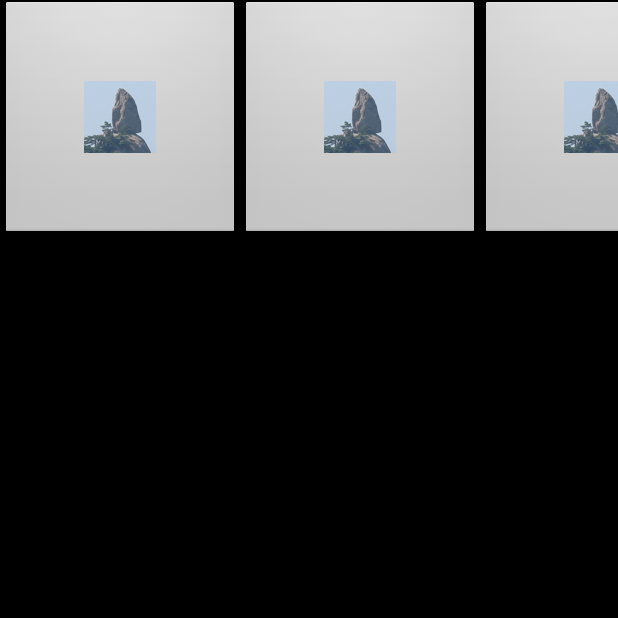
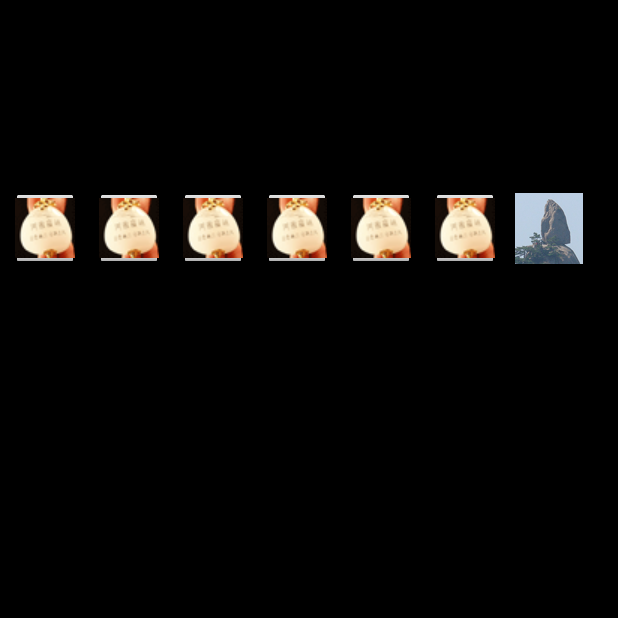
Before and after one commit to atleast/laststone, an Android app: the screen it shows after launch (StartupActivity), on a phone screen of 412 x 824 dp, the top half of it. Run offline under Robolectric (Android 15) with nearby library versions, the phone set to English and light mode, and no system bars.

Commit message:
Add stones and remove them

```diff
--- a/LastStone/src/main/AndroidManifest.xml
+++ b/LastStone/src/main/AndroidManifest.xml
@@ -14,7 +14,7 @@
 
         <!--App entrance: Main-->
         <activity
-            android:name="com.atleast.laststone.StartupActivity"
+            android:name=".StartupActivity"
             android:configChanges="orientation|keyboardHidden|screenSize"
             android:label="@string/app_name"
             android:theme="@android:style/Theme.NoTitleBar.Fullscreen" >
--- a/LastStone/src/main/java/com/atleast/laststone/StartupActivity.java
+++ b/LastStone/src/main/java/com/atleast/laststone/StartupActivity.java
@@ -3,14 +3,24 @@ package com.atleast.laststone;
 import android.app.ActionBar;
 import android.app.Activity;
 import android.graphics.Color;
+import android.media.Image;
 import android.os.Bundle;
 import android.util.DisplayMetrics;
 import android.view.View;
+import android.widget.Button;
 import android.widget.ImageButton;
 import android.widget.LinearLayout;
 import android.widget.TextView;
 
+import java.util.ArrayList;
+import java.util.List;
+
 public class StartupActivity extends Activity {
+
+    public  LinearLayout viewLinearLayout;
+    public List<ImageButton> stones;
+    public int stoneStatus[];
+    public int removedNum;
 
     @Override
     protected void onCreate(Bundle savedInstanceState) {
@@ -53,19 +63,17 @@ public class StartupActivity extends Activity {
 //        }
 
         //Creating layouts in code
-        LinearLayout.LayoutParams lp = new LinearLayout.LayoutParams(LinearLayout.LayoutParams.MATCH_PARENT, LinearLayout.LayoutParams.MATCH_PARENT);
-        LinearLayout.LayoutParams lp1 = new LinearLayout.LayoutParams(200, 300);
-        LinearLayout.LayoutParams textViewLP = new LinearLayout.LayoutParams(LinearLayout.LayoutParams.MATCH_PARENT, LinearLayout.LayoutParams.WRAP_CONTENT);
-        LinearLayout.LayoutParams textViewLP1 = new LinearLayout.LayoutParams(240, 240);
+        //New LinearLayoutParams for container view and subviews
+        LinearLayout.LayoutParams viewLinearLayoutParams = new LinearLayout.LayoutParams(LinearLayout.LayoutParams.MATCH_PARENT, LinearLayout.LayoutParams.MATCH_PARENT);
+        LinearLayout.LayoutParams buttonLinearLayoutParams = new LinearLayout.LayoutParams(getFitWidth(120),getFitHeight(120));
+        buttonLinearLayoutParams.setMargins(getFitWidth(20),getFitHeight(300),getFitWidth(10),getFitHeight(30));
+/*
+        //Create subview TextView
+        TextView myTextView = new TextView(this);
+        myTextView.setBackgroundColor(Color.blue(255));
+        myTextView.setText("Hello, I am created in code^_^");
 
-        LinearLayout ll = new LinearLayout(this);
-        ll.setOrientation(LinearLayout.HORIZONTAL);
-//        ll.setOrientation(LinearLayout.VERTICAL);
-
-//        TextView myTextView = new TextView(this);
-//        myTextView.setBackgroundColor(Color.blue(255));
-//        myTextView.setText("Hello, I am created in code^_^");
-
+        //Create subview ImageButtono
         ImageButton imageButton1 = new ImageButton(this);
         imageButton1.setImageResource(R.drawable.laststone);
         ImageButton imageButton2 = new ImageButton(this);
@@ -73,14 +81,49 @@ public class StartupActivity extends Activity {
         ImageButton imageButton3 = new ImageButton(this);
         imageButton3.setImageResource(R.drawable.laststone);
 
-//        ll.addView(myTextView, textViewLP1);
-        ll.addView(imageButton1, textViewLP1);
-        ll.addView(imageButton2, textViewLP1);
-        ll.addView(imageButton3, textViewLP1);
+        //New LinearLayout
+        LinearLayout viewLinearLayout = new LinearLayout(this);
+        viewLinearLayout.setOrientation(LinearLayout.HORIZONTAL);
 
-//        this.addContentView(ll,lp);
-        this.setContentView(ll,lp);
+        //Add subviews
+        viewLinearLayout.addView(imageButton1, buttonLinearLayoutParams);
+        viewLinearLayout.addView(myTextView, buttonLinearLayoutParams);
+        viewLinearLayout.addView(imageButton2, buttonLinearLayoutParams);
+        viewLinearLayout.addView(imageButton3, buttonLinearLayoutParams);
+*/
+        //New LinearLayout
+        viewLinearLayout = new LinearLayout(this);
+        viewLinearLayout.setOrientation(LinearLayout.HORIZONTAL);
 
+        //Init array
+        stones = new ArrayList<ImageButton>();
+        stoneStatus = new int[6];
+
+        //Init value
+        for(int i = 0; i < 6; i++) {
+
+            ImageButton stone = new ImageButton(this);
+            stone.setImageResource(R.drawable.stone_0);
+            stone.setId(i);
+            stones.add(i, stone);
+            stoneStatus[i] = 0;
+
+            stones.get(i).setOnClickListener(btnClicked);
+            viewLinearLayout.addView(stones.get(i), buttonLinearLayoutParams);
+
+        }
+
+        //Remove button
+//        LinearLayout.LayoutParams removeButtonLinearLayoutParams = new LinearLayout.LayoutParams(getFitWidth(400),getFitHeight(120));
+//        removeButtonLinearLayoutParams.setMargins(getFitWidth(340), getFitHeight(1500), getFitWidth(10), getFitHeight(30));
+
+        ImageButton removeButton = new ImageButton(this);
+        removeButton.setImageResource(R.drawable.laststone);
+        removeButton.setOnClickListener(removeStone);
+        viewLinearLayout.addView(removeButton, buttonLinearLayoutParams);
+
+        //SetContentView
+        this.setContentView(viewLinearLayout,viewLinearLayoutParams);
     }
 
     @Override
@@ -88,4 +131,64 @@ public class StartupActivity extends Activity {
         super.onPostCreate(savedInstanceState);
 
     }
+
+    int getFitWidth(int width){
+
+        DisplayMetrics dm = new DisplayMetrics();
+        getWindowManager().getDefaultDisplay().getMetrics(dm);
+        int ScreenWidth = dm.widthPixels;
+        return (int) (width * ScreenWidth / 1080);
+    }
+
+    int getFitHeight(int height){
+
+        DisplayMetrics dm = new DisplayMetrics();
+        getWindowManager().getDefaultDisplay().getMetrics(dm);
+        int ScreenHeight = dm.heightPixels;
+
+        return (int) (height * ScreenHeight / 1920);
+    }
+
+    View.OnClickListener btnClicked = new View.OnClickListener(){
+
+        @Override
+        public void onClick(View view) {
+
+            System.out.println("ImageButton " + (view.getId() + 1) + " is clicked!");
+            if(stoneStatus[view.getId()] == 0){
+
+                stoneStatus[view.getId()] = 1;
+                stones.get(view.getId()).setImageResource(R.drawable.stone_1);
+
+            }else{
+
+                stoneStatus[view.getId()] = 0;
+                stones.get(view.getId()).setImageResource(R.drawable.stone_0);
+            }
+        }
+    };
+
+    View.OnClickListener removeStone = new View.OnClickListener() {
+        @Override
+        public void onClick(View view) {
+
+            System.out.println("Removed button is clicked!");
+            removedNum = 0;
+
+            for(int i = 0; i < stoneStatus.length; i++){
+
+                if(stoneStatus[i] == 1){
+                    viewLinearLayout.removeView(stones.get(i));
+                    removedNum++;
+                }
+
+            }
+
+            if (removedNum == stoneStatus.length) {
+
+                System.out.println("All stones are removed!");
+            }
+
+        }
+    };
 }
```
Also changed, not shown: LastStone/src/main/res/drawable-mdpi/stone_0.png (added), LastStone/src/main/res/drawable-mdpi/stone_1.png (added).
